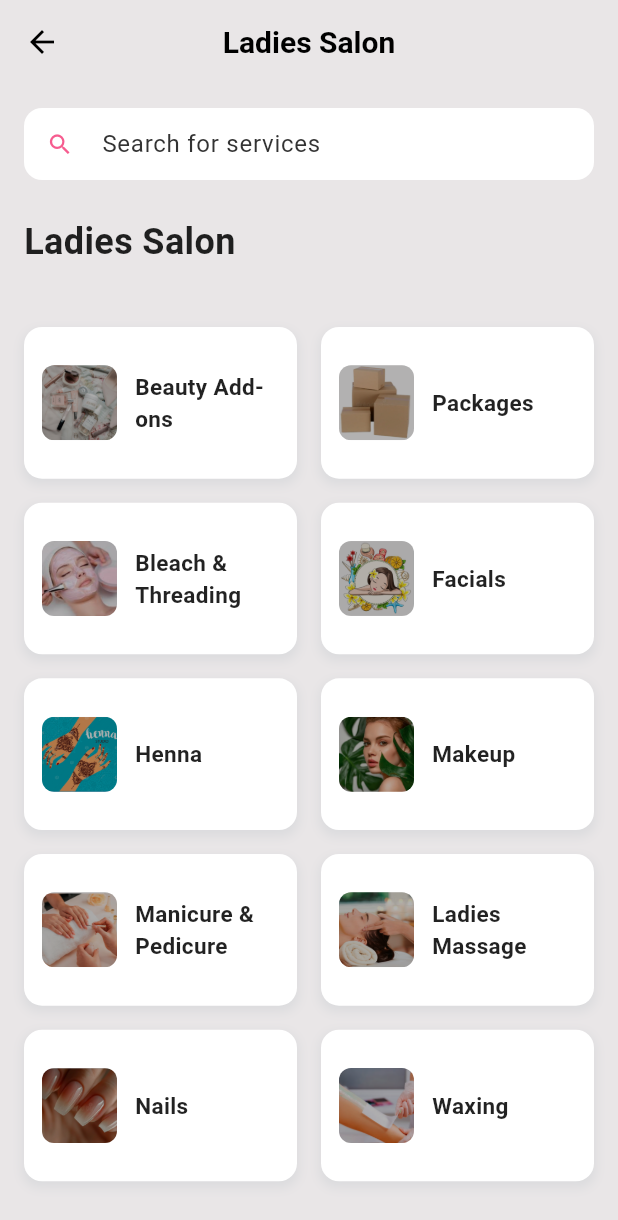
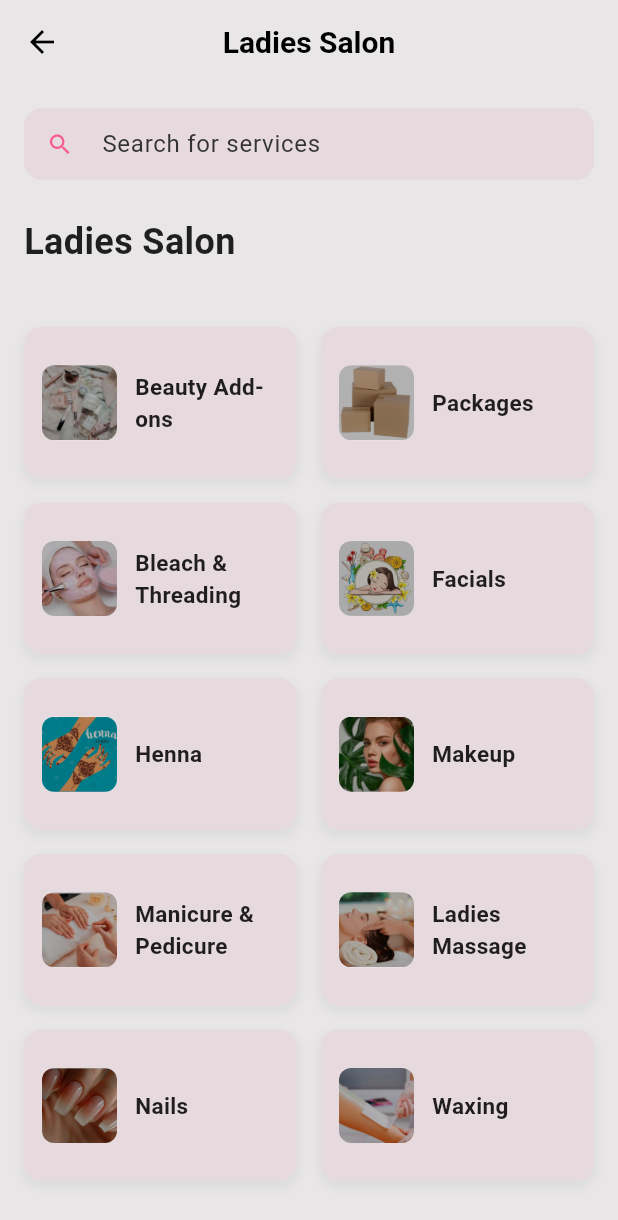
Before and after one commit to iextendlabs/services-flutter-app, a Flutter app: the LadiesSalon2Page screen opened directly, on a phone screen of 412 x 824 dp. Shown: the top 1220 px of the screen. Run offline on Flutter 3.47's test engine with Material 3 defaults, Android fonts, the phone set to English and light mode, and no system bars; our stand-ins replace shared_preferences, table_calendar; accounts and stored records are empty; Roboto replaces fonts that are missing (Ubuntu).

Commit message:
colors and images added

```diff
--- a/lib/constants/appColors.dart
+++ b/lib/constants/appColors.dart
@@ -10,6 +10,7 @@ class AppColors {
 
   static const Color blueGrey = Colors.blueGrey;// From your earlier code
   // ignore: deprecated_member_use
+  static const Color green = Color(0xFF25D366);
   static const Color primaryTextColor =
     Colors.black87; // Dark text color for primary text
   static const Color lightGreyBackground = Color(
--- a/lib/ladies_salon2.dart
+++ b/lib/ladies_salon2.dart
@@ -3,6 +3,16 @@
 import 'package:flutter/material.dart';
 import 'package:lipslay_flutter_frontend/constants/appColors.dart';
 import 'package:lipslay_flutter_frontend/home_tab.dart'; // Make sure this path is correct
+import 'package:lipslay_flutter_frontend/BeautyAddonPage.dart';
+import 'package:lipslay_flutter_frontend/PackagePage.dart';
+import 'package:lipslay_flutter_frontend/BleachThreadingPage.dart';
+import 'package:lipslay_flutter_frontend/FacialPage.dart';
+import 'package:lipslay_flutter_frontend/HennaPage.dart';
+import 'package:lipslay_flutter_frontend/MakeupPage.dart';
+import 'package:lipslay_flutter_frontend/ManicurePedicurePage.dart';
+import 'package:lipslay_flutter_frontend/LadiesMassagePage.dart';
+import 'package:lipslay_flutter_frontend/NailsPage.dart';
+import 'package:lipslay_flutter_frontend/WaxingPage.dart';
 
 // --- Data Model for Service Categories ---
 class ServiceCategory {
@@ -12,8 +22,15 @@ class ServiceCategory {
   ServiceCategory({required this.title, required this.imageUrl});
 }
 
-class LadiesSalon2Page extends StatelessWidget {
+class LadiesSalon2Page extends StatefulWidget {
   LadiesSalon2Page({super.key});
+
+  @override
+  State<LadiesSalon2Page> createState() => _LadiesSalon2PageState();
+}
+
+class _LadiesSalon2PageState extends State<LadiesSalon2Page> {
+  String _searchText = '';
 
   // Dummy data for service categories
   final List<ServiceCategory> categories = [
@@ -41,17 +58,41 @@ class LadiesSalon2Page extends StatelessWidget {
     ServiceCategory(title: 'Waxing', imageUrl: 'assets/images/waxing.png'),
   ];
 
+  final Map<String, Widget Function()> categoryPages = {
+    'Beauty Add-ons': () => const BeautyAddonPage(),
+    'Packages': () => const PackagePage(),
+    'Bleach & Threading': () => const BleachThreadingPage(),
+    'Facials': () => const FacialPage(),
+    'Henna': () => const HennaPage(),
+    'Makeup': () => const MakeupPage(),
+    'Manicure & Pedicure': () => const ManicurePedicurePage(),
+    'Ladies Massage': () => const LadiesMassagePage(),
+    'Nails': () => const NailsPage(),
+    'Waxing': () => const WaxingPage(),
+  };
+
   @override
   Widget build(BuildContext context) {
+    final filteredCategories = categories
+        .where((cat) => cat.title.toLowerCase().contains(_searchText.toLowerCase()))
+        .toList();
+
+
     return Scaffold(
-      backgroundColor: AppColors.primarypageWhite, // Changed to primaryPageWhite as defined in AppColors.dart
+      backgroundColor:
+          AppColors
+              .primarypageWhite, // Changed to primaryPageWhite as defined in AppColors.dart
       appBar: AppBar(
         // toolbarHeight: 0, // <--- REMOVE OR COMMENT OUT THIS LINE
         centerTitle: true,
         elevation: 0, // Keep elevation 0 for a flat look
-        backgroundColor: AppColors.primarypageWhite, // Match scaffold background
+        backgroundColor:
+            AppColors.primarypageWhite, // Match scaffold background
         leading: IconButton(
-    icon: const Icon(Icons.arrow_back, color: AppColors.black), // Assuming AppColors.black is defined
+          icon: const Icon(
+            Icons.arrow_back,
+            color: AppColors.black,
+          ), // Assuming AppColors.black is defined
           onPressed: () {
             Navigator.pop(context);
           },
@@ -80,13 +121,23 @@ class LadiesSalon2Page extends StatelessWidget {
                   Container(
                     height: 48,
                     decoration: BoxDecoration(
-                      color: AppColors.white, // Assuming AppColors.white is defined
+                      color:
+                          AppColors
+                              .secondaryDark, // Assuming AppColors.white is defined
                       borderRadius: BorderRadius.circular(12.0),
                     ),
-                    child: const TextField(
+                    child: TextField(
+                       onChanged: (value) {
+                        setState(() {
+                          _searchText = value;
+                        });
+                      },
                       decoration: InputDecoration(
                         hintText: 'Search for services',
-                        prefixIcon: Icon(Icons.search, color: AppColors.accentColor), // Assuming AppColors.accentColor is defined
+                        prefixIcon: Icon(
+                          Icons.search,
+                          color: AppColors.accentColor,
+                        ), // Assuming AppColors.accentColor is defined
                         border: InputBorder.none,
                         contentPadding: EdgeInsets.symmetric(vertical: 12.0),
                         isDense: true,
@@ -101,7 +152,9 @@ class LadiesSalon2Page extends StatelessWidget {
                     style: TextStyle(
                       fontSize: 24,
                       fontWeight: FontWeight.bold,
-                      color: AppColors.black87, // Assuming AppColors.black87 is defined
+                      color:
+                          AppColors
+                              .black87, // Assuming AppColors.black87 is defined
                     ),
                   ),
                   const SizedBox(height: 24),
@@ -117,12 +170,13 @@ class LadiesSalon2Page extends StatelessWidget {
                 crossAxisCount: 2, // Two columns
                 crossAxisSpacing: 16.0, // Spacing between columns
                 mainAxisSpacing: 16.0, // Spacing between rows
-                childAspectRatio: 1.8, // Adjust as needed to match card proportions
+                childAspectRatio:
+                    1.8, // Adjust as needed to match card proportions
               ),
               delegate: SliverChildBuilderDelegate((context, index) {
-                final category = categories[index];
-                return _buildCategoryCard(category);
-              }, childCount: categories.length),
+                final category = filteredCategories[index];
+                return _buildCategoryCard(context, category);
+              }, childCount: filteredCategories.length),
             ),
           ),
           const SliverToBoxAdapter(
@@ -133,14 +187,16 @@ class LadiesSalon2Page extends StatelessWidget {
     );
   }
 
-  Widget _buildCategoryCard(ServiceCategory category) {
+  Widget _buildCategoryCard(BuildContext context, ServiceCategory category) {
     return Container(
       decoration: BoxDecoration(
-        color: AppColors.white,
+        color: AppColors.secondaryDark,
         borderRadius: BorderRadius.circular(12.0),
         boxShadow: [
           BoxShadow(
-            color: AppColors.calenderblueGrey.withOpacity(0.1), // Assuming AppColors.calenderBlueGrey is defined
+            color: AppColors.calenderblueGrey.withOpacity(
+              0.1,
+            ), // Assuming AppColors.calenderBlueGrey is defined
             spreadRadius: 1,
             blurRadius: 5,
             offset: const Offset(0, 3),
@@ -148,13 +204,20 @@ class LadiesSalon2Page extends StatelessWidget {
         ],
       ),
       child: Material(
-        color: AppColors.transparent, // Make Material transparent to show Container's decoration
+        color:
+            AppColors
+                .transparent, // Make Material transparent to show Container's decoration
         child: InkWell(
           borderRadius: BorderRadius.circular(12.0),
           onTap: () {
-            // Handle tap on category card
-            // ignore: avoid_print
-            print('Tapped on ${category.title}');
+            if (categoryPages.containsKey(category.title)) {
+              Navigator.push(
+                context,
+                MaterialPageRoute(
+                  builder: (context) => categoryPages[category.title]!(),
+                ),
+              );
+            }
           },
           child: Padding(
             padding: const EdgeInsets.all(12.0),
@@ -165,18 +228,24 @@ class LadiesSalon2Page extends StatelessWidget {
                   width: 50, // Fixed width for the image
                   height: 50, // Fixed height for the image
                   decoration: BoxDecoration(
-                    color: AppColors.grey100, // Light background for icons, assuming AppColors.grey100
+                    color:
+                        AppColors
+                            .grey100, // Light background for icons, assuming AppColors.grey100
                     borderRadius: BorderRadius.circular(8.0),
                   ),
                   child: ClipRRect(
                     borderRadius: BorderRadius.circular(8.0),
                     child: Image.asset(
                       category.imageUrl,
-                      fit: BoxFit.cover, // Cover the box while maintaining aspect ratio
+                      fit:
+                          BoxFit
+                              .cover, // Cover the box while maintaining aspect ratio
                       errorBuilder: (context, error, stackTrace) {
                         return const Icon(
                           Icons.broken_image,
-                          color: AppColors.red, // Assuming AppColors.red is defined
+                          color:
+                              AppColors
+                                  .red, // Assuming AppColors.red is defined
                         ); // Placeholder for errors
                       },
                     ),
```
Also changed, not shown: lib/ladies_salon.dart (+37 -1 lines), assets/images/17 Beauty Services in 200 AED.png (added), assets/images/18 Services In 250 AED.png (added), assets/images/22 Beauty Services.png (added), assets/images/Face Bleach.png (added), assets/images/Hand and feet Bleach.png (added), assets/images/Manicure-Add On.png (added), assets/images/Pedicure-Add On.png (added), assets/images/Threading.png (added), assets/images/beauty-add-on.png (added), assets/images/whitening.png (added). Lines whose indentation alone changed are shown as unchanged.
